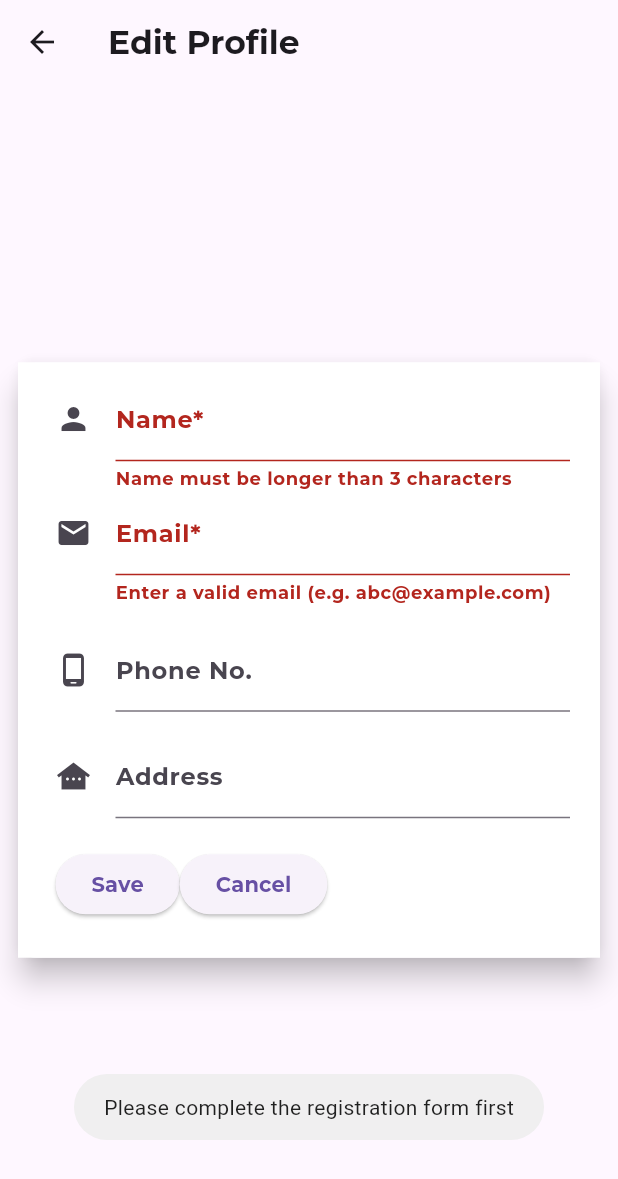
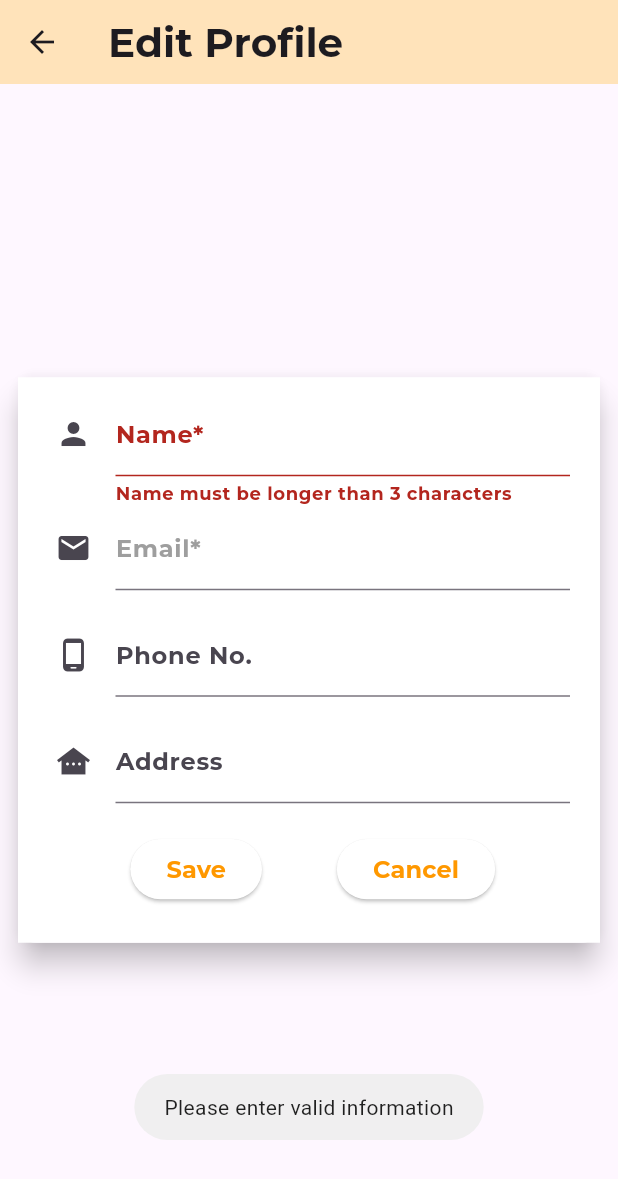
Before and after one commit to xinqikhong/FinalYearProject-MoneyMinder, a Flutter app: the EditProfileScreen screen opened directly with empty values, after a tap on "Save", on a phone screen of 412 x 824 dp. Shown: the top 1179 px of the screen. Run offline on Flutter 3.47's test engine with Material 3 defaults, Android fonts, the phone set to English and light mode, and no system bars; our stand-ins replace fluttertoast, logger, shared_preferences; missing offline and left inert: ndialog; accounts and stored records are empty; project files that could hold a hidden picture were left out.

Commit message:
Edit Profile Settled

```diff
--- a/stix3923/mypfm/lib/view/editprofilescreen.dart
+++ b/stix3923/mypfm/lib/view/editprofilescreen.dart
@@ -27,7 +27,7 @@ class _EditProfileScreenState extends State<EditProfileScreen> {
   final focus = FocusNode();
   final focus1 = FocusNode();
   final focus2 = FocusNode();
-  final focus3 = FocusNode();
+  //final focus3 = FocusNode();
 
   @override
   void initState() {
@@ -35,7 +35,7 @@ class _EditProfileScreenState extends State<EditProfileScreen> {
     focus.attach(context);
     focus1.attach(context);
     focus2.attach(context);
-    focus3.attach(context);
+    //focus3.attach(context);
 
     _loadUserData();
   }
@@ -44,7 +44,14 @@ class _EditProfileScreenState extends State<EditProfileScreen> {
   Widget build(BuildContext context) {
     return Scaffold(
       appBar: AppBar(
-        title: Text("Edit Profile"),
+        title: const Text(
+          "Edit Profile",
+          style: TextStyle(
+            fontSize: 27,
+            fontWeight: FontWeight.bold,
+          ),
+        ),
+        backgroundColor: Theme.of(context).appBarTheme.backgroundColor,
       ),
       body: Center(
         child: SingleChildScrollView(
@@ -61,7 +68,7 @@ class _EditProfileScreenState extends State<EditProfileScreen> {
                       children: [
                         TextFormField(
                             //readOnly: true,
-                            textInputAction: TextInputAction.next,
+                            //textInputAction: TextInputAction.next,
                             validator: (val) => _validateName(val!),
                             onFieldSubmitted: (v) {
                               FocusScope.of(context).requestFocus(focus);
@@ -77,19 +84,20 @@ class _EditProfileScreenState extends State<EditProfileScreen> {
                                   borderSide: BorderSide(width: 2.0),
                                 ))),
                         TextFormField(
-                            //readOnly: true,
-                            textInputAction: TextInputAction.next,
-                            validator: (val) => _validateEmail(val!),
+                            readOnly: true,
+                            //textInputAction: TextInputAction.next,
+                            /*validator: (val) => _validateEmail(val!),
                             focusNode: focus,
                             onFieldSubmitted: (v) {
                               FocusScope.of(context).requestFocus(focus1);
                             },
-                            autofocus: false,
+                            autofocus: false,*/
                             controller: _emailEditingController,
                             keyboardType: TextInputType.emailAddress,
+                            style: const TextStyle(color: Colors.grey),
                             decoration: const InputDecoration(
                                 labelText: 'Email*',
-                                labelStyle: TextStyle(),
+                                labelStyle: TextStyle(color: Colors.grey),
                                 icon: Icon(Icons.email),
                                 focusedBorder: OutlineInputBorder(
                                   borderSide: BorderSide(width: 2.0),
@@ -99,11 +107,11 @@ class _EditProfileScreenState extends State<EditProfileScreen> {
                         ),
                         TextFormField(
                             //readOnly: true,
-                            textInputAction: TextInputAction.next,
+                            //textInputAction: TextInputAction.next,
                             validator: (val) => _validatePhone(val!),
-                            focusNode: focus1,
+                            focusNode: focus,
                             onFieldSubmitted: (v) {
-                              FocusScope.of(context).requestFocus(focus2);
+                              FocusScope.of(context).requestFocus(focus1);
                             },
                             autofocus: false,
                             controller: _phoneEditingController,
@@ -122,9 +130,9 @@ class _EditProfileScreenState extends State<EditProfileScreen> {
                             //readOnly: true,
                             textInputAction: TextInputAction.done,
                             validator: (val) => _validateAddress(val!),
-                            focusNode: focus2,
+                            focusNode: focus1,
                             onFieldSubmitted: (v) {
-                              FocusScope.of(context).requestFocus(focus3);
+                              FocusScope.of(context).requestFocus(focus2);
                             },
                             autofocus: false,
                             controller: _addressEditingController,
@@ -140,18 +148,39 @@ class _EditProfileScreenState extends State<EditProfileScreen> {
                           height: 20,
                         ),
                         Row(
+                          mainAxisAlignment: MainAxisAlignment.spaceEvenly,
                           children: [
                             ElevatedButton(
                               //style: ElevatedButton.styleFrom(
                               //fixedSize: Size(screenWidth / 3, 50)),
                               onPressed: _saveEditDialog,
-                              child: const Text('Save'),
+                              style: ElevatedButton.styleFrom(
+                                backgroundColor: Colors
+                                    .white, // Set your desired background color
+                                foregroundColor: Colors
+                                    .orange, // Set your desired text color
+                              ),
+                              child: const Text(
+                                'Save',
+                                style: TextStyle(
+                                    fontWeight: FontWeight.bold, fontSize: 16),
+                              ),
                             ),
                             ElevatedButton(
                               //style: ElevatedButton.styleFrom(
                               //fixedSize: Size(screenWidth / 3, 50)),
                               onPressed: _cancelEditDialog,
-                              child: const Text('Cancel'),
+                              style: ElevatedButton.styleFrom(
+                                backgroundColor: Colors
+                                    .white, // Set your desired background color
+                                foregroundColor: Colors
+                                    .orange, // Set your desired text color
+                              ),
+                              child: const Text(
+                                'Cancel',
+                                style: TextStyle(
+                                    fontWeight: FontWeight.bold, fontSize: 16),
+                              ),
                             ),
                           ],
                         ),
@@ -170,13 +199,30 @@ class _EditProfileScreenState extends State<EditProfileScreen> {
     setState(() {
       _nameEditingController.text = widget.user.name!;
       _emailEditingController.text = widget.user.email!;
+
+      // Check if phone is null before setting the text controller
+      if (widget.user.phone != null) {
         _phoneEditingController.text = widget.user.phone!;
+      } else {
+        _phoneEditingController.text =
+            ''; // Set an empty string if phone is null
+      }
+
+      // Check if address is null before setting the text controller
+      if (widget.user.address != null) {
         _addressEditingController.text = widget.user.address!;
+      } else {
+        _addressEditingController.text =
+            ''; // Set an empty string if address is null
+      }
     });
   }
 
   @override
   void dispose() {
+    focus.dispose();
+    focus1.dispose();
+    focus2.dispose();
     _nameEditingController.dispose();
     _emailEditingController.dispose();
     _phoneEditingController.dispose();
@@ -191,23 +237,23 @@ class _EditProfileScreenState extends State<EditProfileScreen> {
     return null; // No error
   }
 
-  String? _validateEmail(String value) {
+  /*String? _validateEmail(String value) {
     if (value.isEmpty || !value.contains("@") || !value.contains(".")) {
       return "Enter a valid email (e.g. abc@example.com)";
     }
     return null; // No error
-  }
+  }*/
 
   String? _validatePhone(String value) {
-    if (value.isNotEmpty && value.length < 9) {
-      return "Phone number should have at least 9 digits";
+    if (value != null && value.isNotEmpty && value.length < 9) {
+      return "Phone number should contains at least 9 digits";
     }
     return null; // No error (empty or valid)
   }
 
   String? _validateAddress(String value) {
-    if (value.isNotEmpty && value.length < 5) {
-      return "Please enter a valid address (at least 5 characters)";
+    if (value != null && value.isNotEmpty && value.length < 5) {
+      return "Address should contains at least 5 characters";
     }
     return null; // No error (empty or valid)
   }
@@ -215,7 +261,7 @@ class _EditProfileScreenState extends State<EditProfileScreen> {
   void _saveEditDialog() {
     if (!_formKey.currentState!.validate()) {
       Fluttertoast.showToast(
-          msg: "Please complete the registration form first",
+          msg: "Please enter valid information",
           toastLength: Toast.LENGTH_SHORT,
           gravity: ToastGravity.BOTTOM,
           timeInSecForIosWeb: 1,
@@ -263,9 +309,13 @@ class _EditProfileScreenState extends State<EditProfileScreen> {
   void _editProfile() {
     FocusScope.of(context).requestFocus(FocusNode());
     String _name = _nameEditingController.text;
-    String _email = _emailEditingController.text;
-    String _phone = _phoneEditingController.text;
-    String _address = _addressEditingController.text;
+    //String _email = _emailEditingController.text;
+    String? _phone = _phoneEditingController.text.isEmpty
+        ? null
+        : _phoneEditingController.text;
+    String? _address = _addressEditingController.text.isEmpty
+        ? null
+        : _addressEditingController.text;
     FocusScope.of(context).unfocus();
     ProgressDialog progressDialog = ProgressDialog(context,
         message: const Text("Edit profile in progress.."),
@@ -274,31 +324,55 @@ class _EditProfileScreenState extends State<EditProfileScreen> {
 
     http.post(Uri.parse("${MyConfig.server}/mypfm/php/editProfile_user.php"),
         body: {
+          "userid": widget.user.id,
           "name": _name,
-          "email": _email,
-          "phone": _phone,
-          "address": _address
+          //"email": _email,
+          "phone": _phone ?? "", // Send an empty string if phone is null
+          "address": _address ?? "" // Send an empty string if address is null
         }).then((response) {
       progressDialog.dismiss();
+      print(_phone);
+      print(_address);
       if (response.statusCode == 200) {
         var data = jsonDecode(response.body);
-        print(data);
-        if (data['status'] == 'success') {
+        print(widget.user.id); //debug
+        print(data); //debug
+        // Check if all fields were successfully updated
+        bool allSuccess =
+            data.values.every((value) => value['status'] == 'success');
+
+        if (allSuccess) {
           Fluttertoast.showToast(
             msg: "Edit Profile Success.",
             toastLength: Toast.LENGTH_SHORT,
             gravity: ToastGravity.BOTTOM,
             timeInSecForIosWeb: 1,
-              fontSize: 14.0);
-          _loadUserData();
+            fontSize: 14.0,
+          );
+          setState(() {
+            widget.user.name = _nameEditingController.text;
+            widget.user.phone = _phoneEditingController.text;
+            widget.user.address = _addressEditingController.text;
+            focus.attach(context);
+            focus1.attach(context);
+            focus2.attach(context);
+          });
         } else {
+          String errorMessage = data.values.firstWhere(
+                  (value) => value['status'] != 'success',
+                  orElse: () => {})['error'] ??
+              "Edit Profile Failed";
           Fluttertoast.showToast(
-              msg: data['error'] ?? "Edit Profile Failed",
+              msg: errorMessage,
               toastLength: Toast.LENGTH_SHORT,
               gravity: ToastGravity.BOTTOM,
               timeInSecForIosWeb: 1,
               fontSize: 14.0);
         }
+        print(widget.user.name);
+        print(widget.user.phone);
+        print(widget.user.address);
+        _loadUserData();
       } else {
         print(
             "Failed to connect to the server. Status code: ${response.statusCode}");
@@ -340,6 +414,8 @@ class _EditProfileScreenState extends State<EditProfileScreen> {
                 style: TextStyle(),
               ),
               onPressed: () {
+                Navigator.of(context).pop();
+                _formKey.currentState?.reset();
                 _loadUserData();
               },
             ),
--- a/stix3923/mypfm/lib/view/mainscreen.dart
+++ b/stix3923/mypfm/lib/view/mainscreen.dart
@@ -43,11 +43,11 @@ class _MainScreenState extends State<MainScreen> {
           title: Text(
             maintitle,
             style: const TextStyle(
-              fontSize: 30,
+              fontSize: 27,
               fontWeight: FontWeight.bold,
             ),
           ),
-          backgroundColor: const Color.fromARGB(255, 255, 234, 199), // Dynamic title
+          backgroundColor: Theme.of(context).appBarTheme.backgroundColor, // Dynamic title
           centerTitle: true,
           bottom: const PreferredSize(
             preferredSize:
```
Also changed, not shown: stix3923/mypfm/lib/main.dart (+18 -8 lines). Lines whose indentation alone changed are shown as unchanged.
